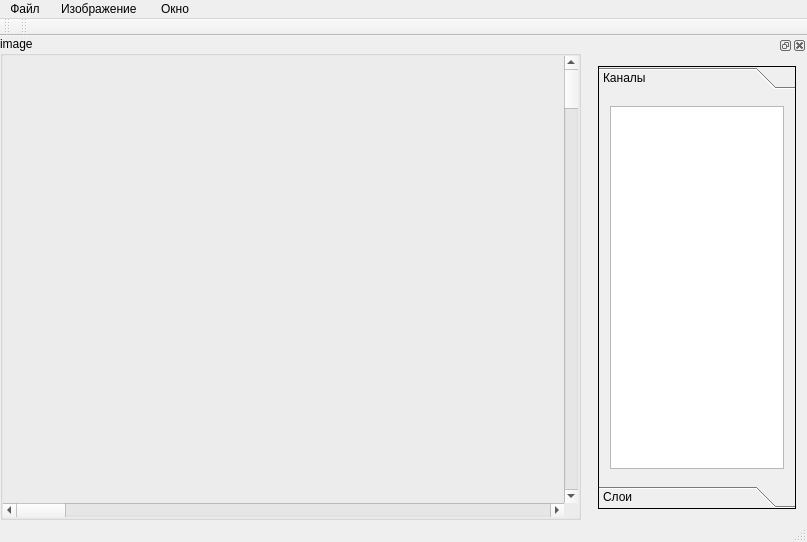
First picture: the form in mainwindow.ui, repository meikuam/img_proc, before the edit.
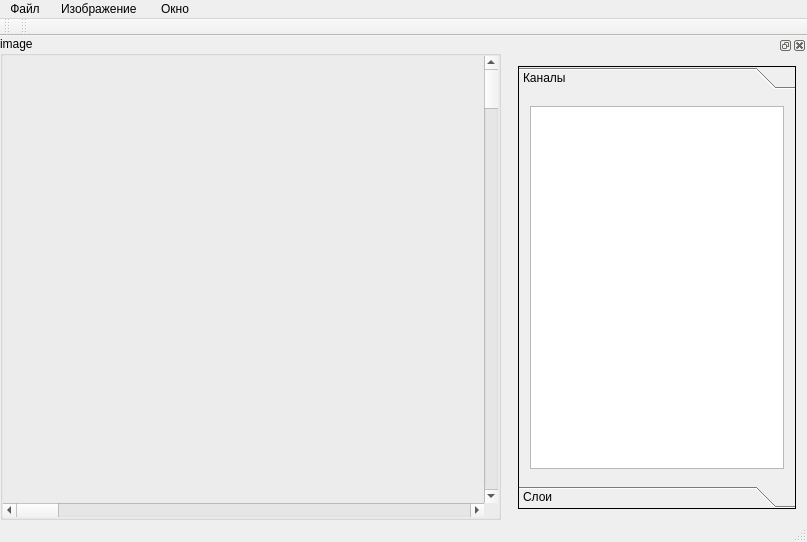
Second picture: the form after the edit. Custom widgets are drawn as their Qt base class.

Diff of the .ui file:
```diff
--- a/mainwindow.ui
+++ b/mainwindow.ui
@@ -186,13 +186,13 @@
   <widget class="QDockWidget" name="toolWidget">
    <property name="minimumSize">
     <size>
-     <width>220</width>
-     <height>169</height>
+     <width>300</width>
+     <height>175</height>
     </size>
    </property>
    <property name="maximumSize">
     <size>
-     <width>220</width>
+     <width>300</width>
      <height>524287</height>
     </size>
    </property>
@@ -229,8 +229,8 @@
          <rect>
           <x>0</x>
           <y>0</y>
-          <width>200</width>
-          <height>380</height>
+          <width>280</width>
+          <height>395</height>
          </rect>
         </property>
         <attribute name="label">
```
Left out of the diff: 4 changed lines with no effect on the pictures.
